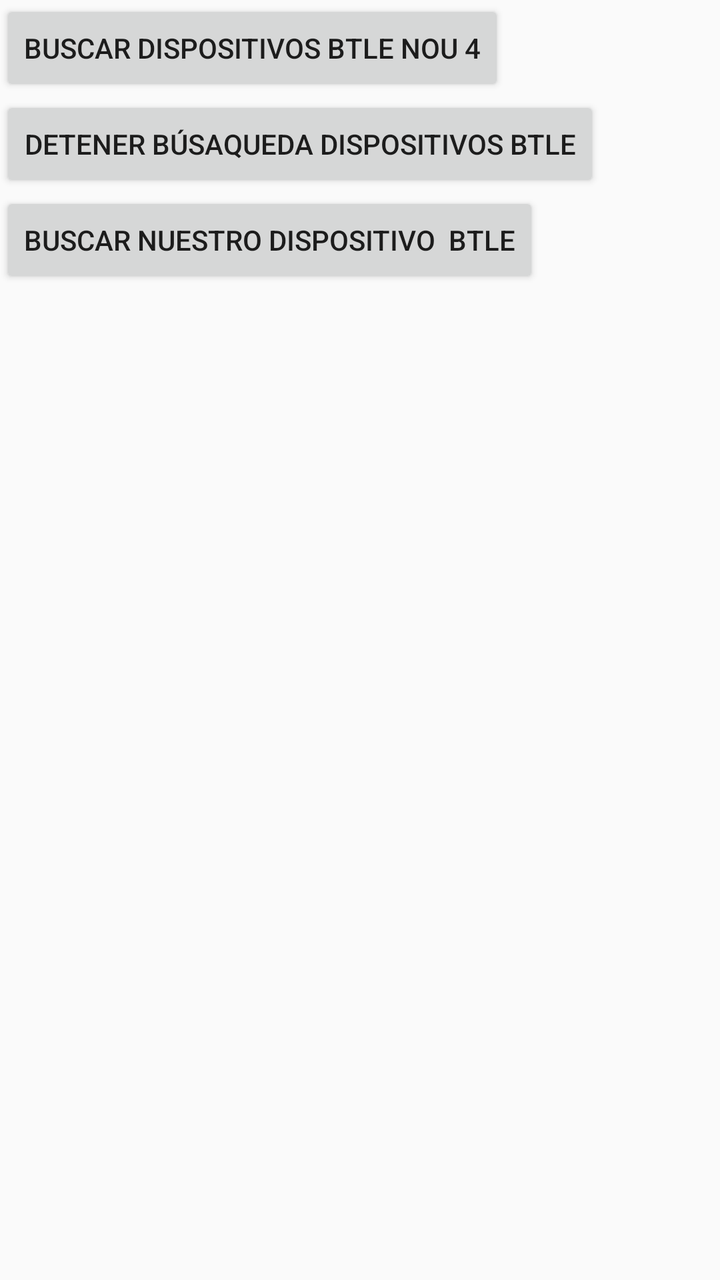
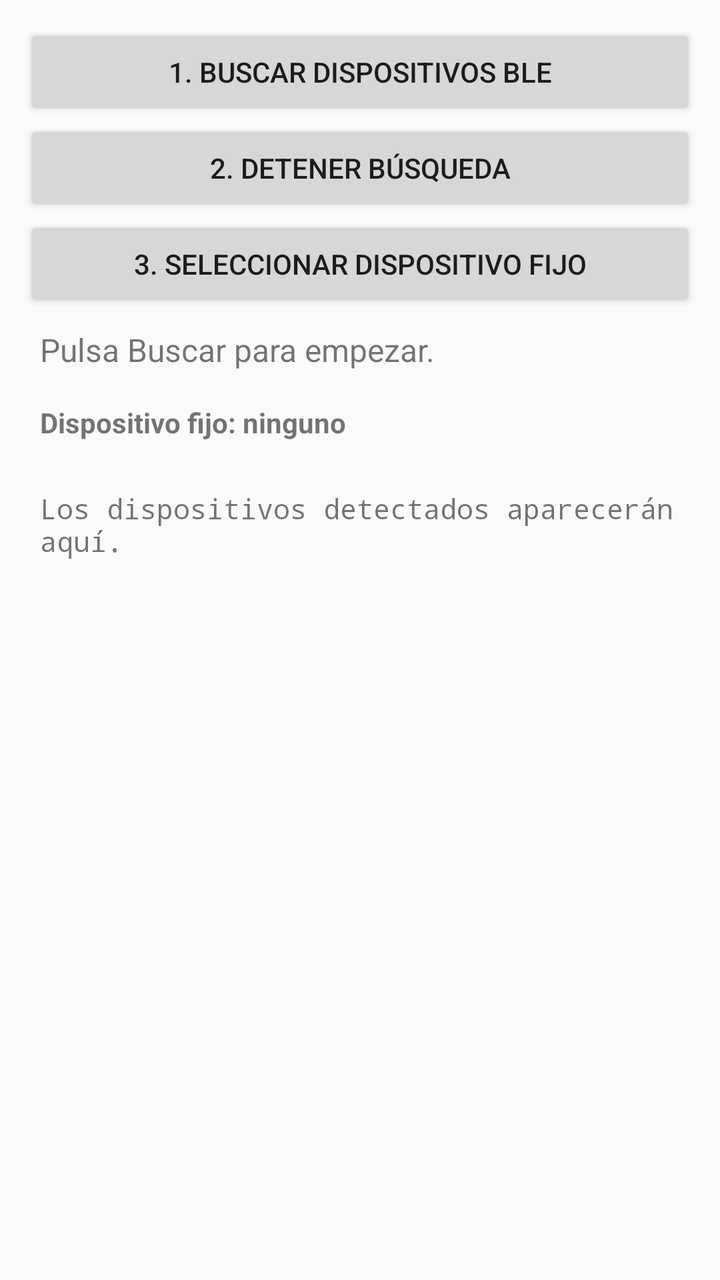

Before-and-after screenshots of an Android layout around one commit, followed by the original layout XML and the change that was made.
<!-- AndroidManifest.xml: application theme Theme.AppCompat.Light.NoActionBar -->
<!-- res/layout/activity_main.xml -->
<?xml version="1.0" encoding="utf-8"?>
<android.widget.LinearLayout xmlns:android="http://schemas.android.com/apk/res/android"
    android:orientation="vertical"
    xmlns:app="http://schemas.android.com/apk/res-auto"
    xmlns:tools="http://schemas.android.com/tools"
    android:layout_width="match_parent"
    android:layout_height="match_parent"
    tools:context=".MainActivity">

    <Button
        android:id="@+id/botonBuscarDispositivosBTLE"
        android:text="Buscar Dispositivos BTLE nou 4"
        android:onClick="botonBuscarDispositivosBTLEPulsado"
        android:layout_width="wrap_content"
        android:layout_height="wrap_content"
        />

    <Button
        android:id="@+id/botonDetenerBusquedaDispositivosBTLE"
        android:text="Detener búsaqueda Dispositivos BTLE"
        android:onClick="botonDetenerBusquedaDispositivosBTLEPulsado"
        android:layout_width="wrap_content"
        android:layout_height="wrap_content"
        />

    <Button
        android:id="@+id/botonBuscarNuestroDispositivoBTLE"
        android:text="Buscar nuestro dispositivo  BTLE"
        android:onClick="botonBuscarNuestroDispositivoBTLEPulsado"
        android:layout_width="wrap_content"
        android:layout_height="wrap_content"
        />

</android.widget.LinearLayout>
<!-- resources referenced by this layout -->
<resources>

</resources>

<!-- the commit's change to res/layout/activity_main.xml (unified diff, before → after) -->
@@ -1,34 +1,68 @@
 <?xml version="1.0" encoding="utf-8"?>
-<android.widget.LinearLayout xmlns:android="http://schemas.android.com/apk/res/android"
-    android:orientation="vertical"
-    xmlns:app="http://schemas.android.com/apk/res-auto"
+<LinearLayout
+    xmlns:android="http://schemas.android.com/apk/res/android"
     xmlns:tools="http://schemas.android.com/tools"
     android:layout_width="match_parent"
     android:layout_height="match_parent"
+    android:orientation="vertical"
+    android:padding="12dp"
     tools:context=".MainActivity">
 
     <Button
         android:id="@+id/botonBuscarDispositivosBTLE"
-        android:text="Buscar Dispositivos BTLE nou 4"
+        android:layout_width="match_parent"
+        android:layout_height="wrap_content"
         android:onClick="botonBuscarDispositivosBTLEPulsado"
-        android:layout_width="wrap_content"
-        android:layout_height="wrap_content"
-        />
+        android:text="1. Buscar dispositivos BLE" />
 
     <Button
         android:id="@+id/botonDetenerBusquedaDispositivosBTLE"
-        android:text="Detener búsaqueda Dispositivos BTLE"
+        android:layout_width="match_parent"
+        android:layout_height="wrap_content"
         android:onClick="botonDetenerBusquedaDispositivosBTLEPulsado"
-        android:layout_width="wrap_content"
-        android:layout_height="wrap_content"
-        />
+        android:text="2. Detener búsqueda" />
 
     <Button
         android:id="@+id/botonBuscarNuestroDispositivoBTLE"
-        android:text="Buscar nuestro dispositivo  BTLE"
+        android:layout_width="match_parent"
+        android:layout_height="wrap_content"
         android:onClick="botonBuscarNuestroDispositivoBTLEPulsado"
-        android:layout_width="wrap_content"
+        android:text="3. Seleccionar dispositivo fijo" />
+
+    <TextView
+        android:id="@+id/textoEstado"
+        android:layout_width="match_parent"
         android:layout_height="wrap_content"
-        />
+        android:accessibilityLiveRegion="polite"
+        android:padding="8dp"
+        android:text="Pulsa Buscar para empezar."
+        android:textSize="16sp" />
 
-</android.widget.LinearLayout>
+    <TextView
+        android:id="@+id/textoSeleccion"
+        android:layout_width="match_parent"
+        android:layout_height="wrap_content"
+        android:padding="8dp"
+        android:text="Dispositivo fijo: ninguno"
+        android:textStyle="bold" />
+
+    <ScrollView
+        android:layout_width="match_parent"
+        android:layout_height="0dp"
+        android:layout_weight="1"
+        android:layout_marginTop="8dp"
+        android:fillViewport="true"
+        android:padding="8dp">
+
+        <TextView
+            android:id="@+id/textoResultados"
+            android:layout_width="match_parent"
+            android:layout_height="wrap_content"
+            android:fontFamily="monospace"
+            android:text="Los dispositivos detectados aparecerán aquí."
+            android:textIsSelectable="true"
+            android:textSize="14sp" />
+
+    </ScrollView>
+
+</LinearLayout>
